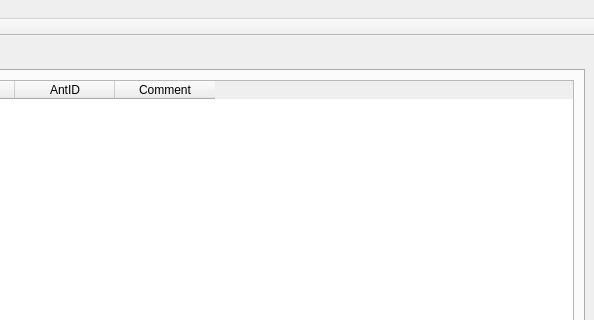
Above: src/MainWindow.ui from formicidae-tracker/tag-scanner before the change; both pictures show x 206 to 800 and y 0 to 320 of the 800 by 600 pixel window. Below: the same form after it.
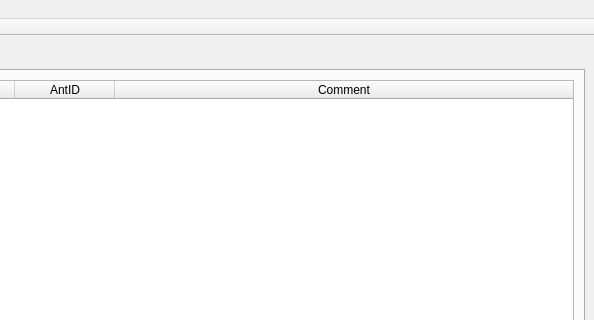
That is the form after the change. The open tabs and pages were chosen to show the change. Custom widgets are drawn as their Qt base class.

Patch:
```diff
--- a/src/MainWindow.ui
+++ b/src/MainWindow.ui
@@ -112,6 +112,12 @@
           <property name="columnCount">
            <number>4</number>
           </property>
+          <attribute name="horizontalHeaderStretchLastSection">
+           <bool>true</bool>
+          </attribute>
+          <attribute name="verticalHeaderShowSortIndicator" stdset="0">
+           <bool>false</bool>
+          </attribute>
           <column>
            <property name="text">
             <string>Datetime</string>
```
Left out of the diff: 2 changed lines with no effect on the pictures.
